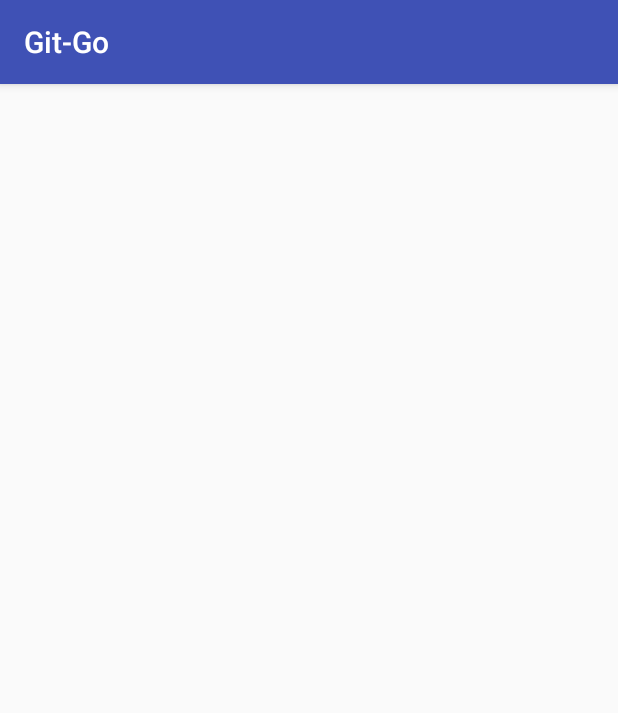
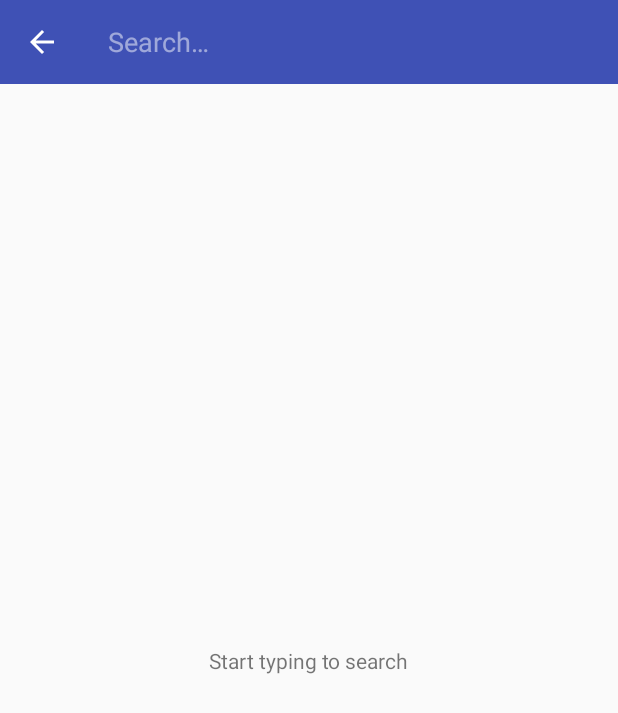
Before and after one commit to MichaelObi/Git-Go, an Android app: the screen it shows after launch (UserSearchActivity), on a phone screen of 412 x 824 dp. Shown: the top 713 px of the screen. Run offline under Robolectric (Android 15) with nearby library versions, the phone set to English and light mode, and no system bars; our stand-ins replace Picasso; libraries missing offline, so code that uses them is left out: rx.android.schedulers, rx.schedulers; pictures from the network do not load; 2 statements that could not run were skipped.

Commit message:
Part 5 Done: Running

```diff
--- a/app/src/main/java/xyz/michaelobi/git_go/presentation/search/UserSearchActivity.java
+++ b/app/src/main/java/xyz/michaelobi/git_go/presentation/search/UserSearchActivity.java
@@ -2,6 +2,14 @@ package xyz.michaelobi.git_go.presentation.search;
 
 import android.os.Bundle;
 import android.support.v7.app.AppCompatActivity;
+import android.support.v7.widget.RecyclerView;
+import android.support.v7.widget.SearchView;
+import android.support.v7.widget.Toolbar;
+import android.view.Menu;
+import android.view.MenuItem;
+import android.view.View;
+import android.widget.ProgressBar;
+import android.widget.TextView;
 
 import java.util.List;
 
@@ -9,10 +17,19 @@ import rx.android.schedulers.AndroidSchedulers;
 import rx.schedulers.Schedulers;
 import xyz.michaelobi.git_go.R;
 import xyz.michaelobi.git_go.data.remote.model.User;
+import xyz.michaelobi.git_go.injection.Injection;
+
+import static android.view.View.GONE;
 
 public class UserSearchActivity extends AppCompatActivity implements UserSearchContract.View {
 
     UserSearchContract.Presenter userSearchPresenter;
+    private UsersAdapter usersAdapter;
+    private SearchView searchView;
+    private Toolbar toolbar;
+    private ProgressBar progressBar;
+    private RecyclerView recyclerViewUsers;
+    private TextView textViewErrorMessage;
 
     @Override
     protected void onCreate(Bundle savedInstanceState) {
@@ -21,25 +38,76 @@ public class UserSearchActivity extends AppCompatActivity implements UserSearchC
         userSearchPresenter = new UserSearchPresenter(Injection.provideUserRepo(), Schedulers.io(), AndroidSchedulers
                 .mainThread());
         userSearchPresenter.attachView(this);
+
+
+        toolbar = (Toolbar) findViewById(R.id.toolbar);
+        setSupportActionBar(toolbar);
+        progressBar = (ProgressBar) findViewById(R.id.progress_bar);
+        textViewErrorMessage = (TextView) findViewById(R.id.text_view_error_msg);
+        recyclerViewUsers = (RecyclerView) findViewById(R.id.recycler_view_users);
+        usersAdapter = new UsersAdapter(null, this);
+        recyclerViewUsers.setAdapter(usersAdapter);
     }
 
     @Override
     public void showSearchResults(List<User> githubUserList) {
-
+        recyclerViewUsers.setVisibility(View.VISIBLE);
+        textViewErrorMessage.setVisibility(GONE);
+        usersAdapter.setItems(githubUserList);
     }
 
     @Override
     public void showError(String error) {
+        textViewErrorMessage.setVisibility(View.VISIBLE);
+        recyclerViewUsers.setVisibility(GONE);
+        textViewErrorMessage.setText(error);
+    }
 
+    @Override
+    protected void onDestroy() {
+        userSearchPresenter.detachView();
+
+        super.onDestroy();
     }
 
     @Override
     public void showLoading() {
-
+        progressBar.setVisibility(View.VISIBLE);
+        recyclerViewUsers.setVisibility(GONE);
+        textViewErrorMessage.setVisibility(GONE);
     }
 
     @Override
     public void hideLoading() {
+        progressBar.setVisibility(View.GONE);
+        recyclerViewUsers.setVisibility(View.VISIBLE);
+        textViewErrorMessage.setVisibility(View.GONE);
+    }
 
+    @Override
+    public boolean onCreateOptionsMenu(Menu menu) {
+        super.onCreateOptionsMenu(menu);
+        getMenuInflater().inflate(R.menu.menu_user_search, menu);
+        final MenuItem searchActionMenuItem = menu.findItem(R.id.menu_search);
+        searchView = (SearchView) searchActionMenuItem.getActionView();
+        searchView.setOnQueryTextListener(new SearchView.OnQueryTextListener() {
+            @Override
+            public boolean onQueryTextSubmit(String query) {
+                if (!searchView.isIconified()) {
+                    searchView.setIconified(true);
+                }
+                userSearchPresenter.search(query);
+                toolbar.setTitle(query);
+                searchActionMenuItem.collapseActionView();
+                return false;
+            }
+
+            @Override
+            public boolean onQueryTextChange(String s) {
+                return false;
+            }
+        });
+        searchActionMenuItem.expandActionView();
+        return true;
     }
 }
--- /dev/null
+++ b/app/src/main/java/xyz/michaelobi/git_go/presentation/search/UsersAdapter.java
@@ -0,0 +1,76 @@
+package xyz.michaelobi.git_go.presentation.search;
+
+import android.content.Context;
+import android.support.v7.widget.RecyclerView;
+import android.view.LayoutInflater;
+import android.view.View;
+import android.view.ViewGroup;
+import android.widget.ImageView;
+import android.widget.TextView;
+
+import com.squareup.picasso.Picasso;
+
+import java.util.List;
+
+import xyz.michaelobi.git_go.R;
+import xyz.michaelobi.git_go.data.remote.model.User;
+
+/**
+ * Created by Michael Obi on 10/14/16.
+ */
+
+class UsersAdapter extends RecyclerView.Adapter<UserViewHolder> {
+    private final Context context;
+    private List<User> items;
+
+    UsersAdapter(List<User> items, Context context) {
+        this.items = items;
+        this.context = context;
+    }
+
+    @Override
+    public UserViewHolder onCreateViewHolder(ViewGroup parent, int viewType) {
+        View v = LayoutInflater.from(parent.getContext()).inflate(R.layout.list_item_user, parent, false);
+        return new UserViewHolder(v);
+    }
+
+    @Override
+    public void onBindViewHolder(UserViewHolder holder, int position) {
+        User item = items.get(position);
+
+        holder.textViewBio.setText(item.getBio());
+        if (item.getName() != null) {
+            holder.textViewName.setText(item.getLogin() + " - " + item.getName());
+        } else {
+            holder.textViewName.setText(item.getLogin());
+        }
+        Picasso.with(context).load(item.getAvatarUrl()).into(holder.imageViewAvatar);
+    }
+
+    @Override
+    public int getItemCount() {
+        if (items == null) {
+            return 0;
+        }
+        return items.size();
+    }
+
+    void setItems(List<User> githubUserList) {
+        this.items = githubUserList;
+        notifyDataSetChanged();
+    }
+}
+
+
+class UserViewHolder extends RecyclerView.ViewHolder {
+    final TextView textViewBio;
+    final TextView textViewName;
+    final ImageView imageViewAvatar;
+
+    UserViewHolder(View v) {
+        super(v);
+        imageViewAvatar = (ImageView) v.findViewById(R.id.imageview_userprofilepic);
+        textViewName = (TextView) v.findViewById(R.id.textview_username);
+        textViewBio = (TextView) v.findViewById(R.id.textview_user_profile_info);
+    }
+}
--- /dev/null
+++ b/app/src/main/res/drawable/ic_search.xml
@@ -0,0 +1,9 @@
+<vector xmlns:android="http://schemas.android.com/apk/res/android"
+        android:width="24dp"
+        android:height="24dp"
+        android:viewportWidth="24.0"
+        android:viewportHeight="24.0">
+    <path
+        android:fillColor="#FF000000"
+        android:pathData="M15.5,14h-0.79l-0.28,-0.27C15.41,12.59 16,11.11 16,9.5 16,5.91 13.09,3 9.5,3S3,5.91 3,9.5 5.91,16 9.5,16c1.61,0 3.09,-0.59 4.23,-1.57l0.27,0.28v0.79l5,4.99L20.49,19l-4.99,-5zM9.5,14C7.01,14 5,11.99 5,9.5S7.01,5 9.5,5 14,7.01 14,9.5 11.99,14 9.5,14z"/>
+</vector>
--- a/app/src/main/res/layout/activity_user_search.xml
+++ b/app/src/main/res/layout/activity_user_search.xml
@@ -1,14 +1,68 @@
 <?xml version="1.0" encoding="utf-8"?>
-<RelativeLayout
+<android.support.constraint.ConstraintLayout
     xmlns:android="http://schemas.android.com/apk/res/android"
+    xmlns:app="http://schemas.android.com/apk/res-auto"
     xmlns:tools="http://schemas.android.com/tools"
     android:id="@+id/activity_user_search"
     android:layout_width="match_parent"
     android:layout_height="match_parent"
-    android:paddingBottom="@dimen/activity_vertical_margin"
-    android:paddingLeft="@dimen/activity_horizontal_margin"
-    android:paddingRight="@dimen/activity_horizontal_margin"
-    android:paddingTop="@dimen/activity_vertical_margin"
-    tools:context="xyz.michaelobi.git_go.presentation.search.UserSearchActivity">
+    tools:context=".presentation.search.UserSearchActivity">
 
-</RelativeLayout>
+    <android.support.v7.widget.Toolbar
+        android:id="@+id/toolbar"
+        android:layout_width="0dp"
+        android:layout_height="wrap_content"
+        android:background="?attr/colorPrimary"
+        android:minHeight="?attr/actionBarSize"
+        android:theme="?attr/actionBarTheme"
+        app:layout_constraintHorizontal_bias="0.0"
+        app:layout_constraintLeft_toLeftOf="@+id/activity_user_search"
+        app:layout_constraintRight_toRightOf="@+id/activity_user_search"
+        app:layout_constraintTop_toTopOf="@+id/activity_user_search">
+
+    </android.support.v7.widget.Toolbar>
+
+    <android.support.v7.widget.RecyclerView
+        android:id="@+id/recycler_view_users"
+        android:layout_width="0dp"
+        android:layout_height="0dp"
+        android:layout_marginBottom="16dp"
+        android:clipToPadding="false"
+        android:scrollbars="vertical"
+        app:layoutManager="android.support.v7.widget.LinearLayoutManager"
+        app:layout_constraintBottom_toBottomOf="@+id/activity_user_search"
+        app:layout_constraintLeft_toLeftOf="@+id/activity_user_search"
+        app:layout_constraintRight_toRightOf="@+id/activity_user_search"
+        app:layout_constraintTop_toBottomOf="@+id/toolbar"
+        tools:listitem="@layout/list_item_user">
+
+    </android.support.v7.widget.RecyclerView>
+
+    <TextView
+        android:id="@+id/text_view_error_msg"
+        android:layout_width="wrap_content"
+        android:layout_height="wrap_content"
+        android:layout_marginTop="16dp"
+        android:text="@string/search_for_some_users"
+        android:visibility="visible"
+        app:layout_constraintBottom_toBottomOf="@+id/recycler_view_users"
+        app:layout_constraintLeft_toLeftOf="@+id/toolbar"
+        app:layout_constraintRight_toRightOf="@+id/recycler_view_users"
+        app:layout_constraintTop_toBottomOf="@+id/toolbar"
+        tools:text="No Data has loaded"/>
+
+    <ProgressBar
+        android:id="@+id/progress_bar"
+        style="@style/Widget.AppCompat.ProgressBar"
+        android:layout_width="60dp"
+        android:layout_height="60dp"
+        android:layout_marginBottom="16dp"
+        android:layout_marginTop="16dp"
+        android:visibility="gone"
+        app:layout_constraintBottom_toBottomOf="@+id/activity_user_search"
+        app:layout_constraintLeft_toLeftOf="@+id/recycler_view_users"
+        app:layout_constraintRight_toRightOf="@+id/recycler_view_users"
+        app:layout_constraintTop_toBottomOf="@+id/toolbar"
+        tools:visibility="visible"/>
+
+</android.support.constraint.ConstraintLayout>
--- /dev/null
+++ b/app/src/main/res/menu/menu_user_search.xml
@@ -0,0 +1,10 @@
+<?xml version="1.0" encoding="utf-8"?>
+<menu xmlns:android="http://schemas.android.com/apk/res/android"
+    xmlns:app="http://schemas.android.com/apk/res-auto">
+    <item
+        android:id="@+id/menu_search"
+        android:icon="@drawable/ic_search"
+        app:showAsAction="always|collapseActionView"
+        android:title="@string/search_icon_title"
+        app:actionViewClass="android.support.v7.widget.SearchView"/>
+</menu>
--- a/app/src/main/res/values/strings.xml
+++ b/app/src/main/res/values/strings.xml
@@ -1,3 +1,5 @@
 <resources>
     <string name="app_name">Git-Go</string>
+    <string name="search_for_some_users">Start typing to search</string>
+    <string name="search_icon_title">Search</string>
 </resources>
--- a/app/src/main/res/values/styles.xml
+++ b/app/src/main/res/values/styles.xml
@@ -6,6 +6,8 @@
         <item name="colorPrimary">@color/colorPrimary</item>
         <item name="colorPrimaryDark">@color/colorPrimaryDark</item>
         <item name="colorAccent">@color/colorAccent</item>
+        <item name="windowActionBar">false</item>
+        <item name="windowNoTitle">true</item>
     </style>
 
 </resources>
```
Also changed, not shown: app/build.gradle (+9 -3 lines), app/src/main/AndroidManifest.xml (+4 -3 lines), app/src/main/java/xyz/michaelobi/git_go/injection/Injection.java (added, +54 -0 lines), app/src/main/res/layout/list_item_user.xml (added, +47 -0 lines).
